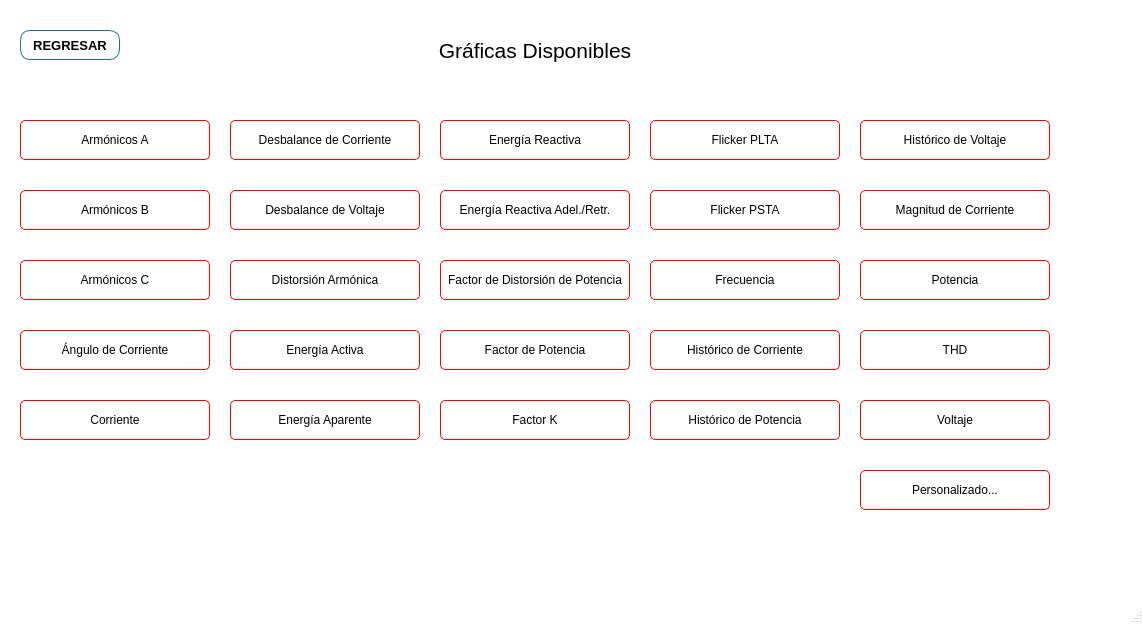
Before: the Qt Designer form Graficas_menu.ui in Katy9912/EPSOL-Trabajo1, drawn with Qt 5.
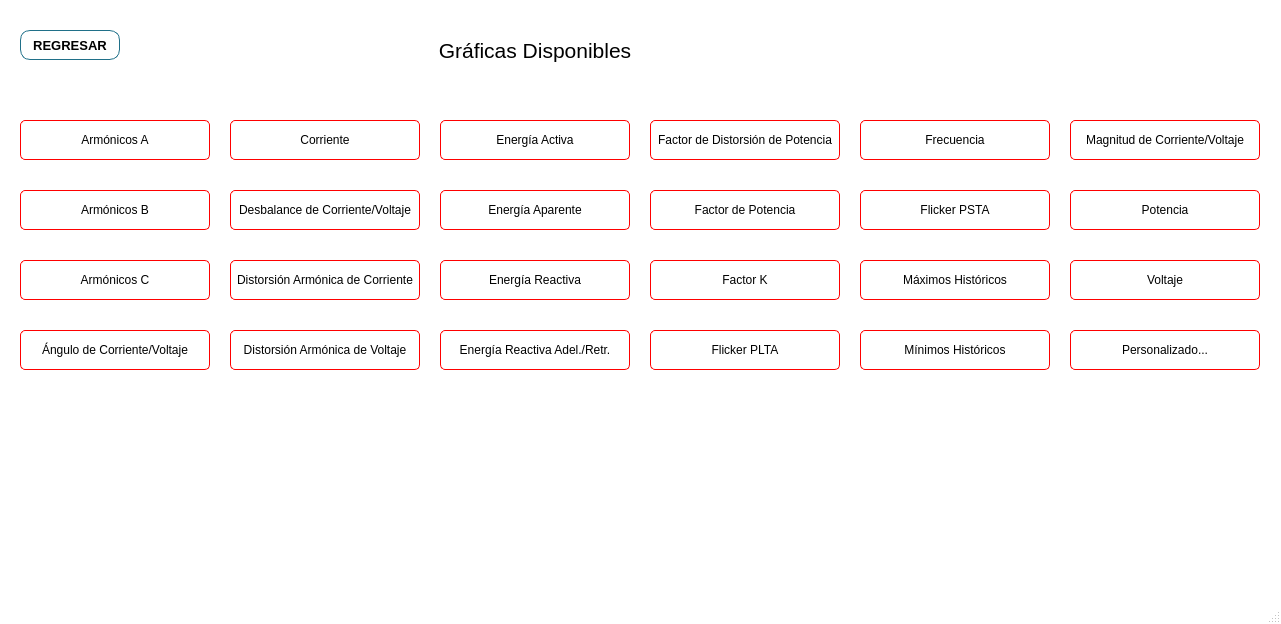
After: the same form once the commit is applied. Icons and pictures are not drawn.

Patch:
```diff
--- a/Graficas_menu.ui
+++ b/Graficas_menu.ui
@@ -6,7 +6,7 @@
    <rect>
     <x>0</x>
     <y>0</y>
-    <width>1143</width>
+    <width>1281</width>
     <height>624</height>
    </rect>
   </property>
@@ -82,8 +82,8 @@
     </property>
     <property name="geometry">
      <rect>
-      <x>440</x>
-      <y>330</y>
+      <x>650</x>
+      <y>190</y>
       <width>190</width>
       <height>40</height>
      </rect>
@@ -142,38 +142,8 @@
     </property>
     <property name="geometry">
      <rect>
-      <x>860</x>
-      <y>330</y>
-      <width>190</width>
-      <height>40</height>
-     </rect>
-    </property>
-    <property name="font">
-     <font>
-      <family>Arial</family>
-     </font>
-    </property>
-    <property name="cursor">
-     <cursorShape>PointingHandCursor</cursorShape>
-    </property>
-    <property name="toolTip">
-     <string>Muestra las gráficas</string>
-    </property>
-    <property name="styleSheet">
-     <string notr="true">border-color: rgb(255, 0, 0);</string>
-    </property>
-    <property name="text">
-     <string>THD</string>
-    </property>
-   </widget>
-   <widget class="QPushButton" name="W">
-    <property name="enabled">
-     <bool>false</bool>
-    </property>
-    <property name="geometry">
-     <rect>
-      <x>860</x>
-      <y>260</y>
+      <x>1070</x>
+      <y>190</y>
       <width>190</width>
       <height>40</height>
      </rect>
@@ -218,8 +188,8 @@
     </property>
     <property name="geometry">
      <rect>
-      <x>230</x>
-      <y>330</y>
+      <x>440</x>
+      <y>120</y>
       <width>190</width>
       <height>40</height>
      </rect>
@@ -248,8 +218,8 @@
     </property>
     <property name="geometry">
      <rect>
-      <x>860</x>
-      <y>400</y>
+      <x>1070</x>
+      <y>260</y>
       <width>190</width>
       <height>40</height>
      </rect>
@@ -273,44 +243,14 @@
      <string>Voltaje</string>
     </property>
    </widget>
-   <widget class="QPushButton" name="I">
+   <widget class="QPushButton" name="FR">
     <property name="enabled">
      <bool>false</bool>
     </property>
     <property name="geometry">
      <rect>
-      <x>20</x>
-      <y>400</y>
-      <width>190</width>
-      <height>40</height>
-     </rect>
-    </property>
-    <property name="font">
-     <font>
-      <family>Arial</family>
-     </font>
-    </property>
-    <property name="cursor">
-     <cursorShape>PointingHandCursor</cursorShape>
-    </property>
-    <property name="toolTip">
-     <string>Genera reporte en word</string>
-    </property>
-    <property name="styleSheet">
-     <string notr="true">border-color: rgb(255, 0, 0);</string>
-    </property>
-    <property name="text">
-     <string>Corriente</string>
-    </property>
-   </widget>
-   <widget class="QPushButton" name="frecuency_button">
-    <property name="enabled">
-     <bool>false</bool>
-    </property>
-    <property name="geometry">
-     <rect>
-      <x>650</x>
-      <y>260</y>
+      <x>860</x>
+      <y>120</y>
       <width>190</width>
       <height>40</height>
      </rect>
@@ -360,7 +300,7 @@
      <string notr="true">border-color: rgb(255, 0, 0);</string>
     </property>
     <property name="text">
-     <string>Distorsión Armónica</string>
+     <string>Distorsión Armónica de Corriente</string>
     </property>
    </widget>
    <widget class="QPushButton" name="k_factor_button">
@@ -369,8 +309,8 @@
     </property>
     <property name="geometry">
      <rect>
-      <x>440</x>
-      <y>400</y>
+      <x>650</x>
+      <y>260</y>
       <width>190</width>
       <height>40</height>
      </rect>
@@ -399,8 +339,8 @@
     </property>
     <property name="geometry">
      <rect>
-      <x>440</x>
-      <y>260</y>
+      <x>650</x>
+      <y>120</y>
       <width>190</width>
       <height>40</height>
      </rect>
@@ -450,47 +390,17 @@
      <string notr="true">border-color: rgb(255, 0, 0);</string>
     </property>
     <property name="text">
-     <string>Desbalance de Voltaje</string>
+     <string>Desbalance de Corriente/Voltaje</string>
     </property>
    </widget>
-   <widget class="QPushButton" name="I0_B">
-    <property name="enabled">
-     <bool>false</bool>
-    </property>
-    <property name="geometry">
-     <rect>
-      <x>230</x>
-      <y>120</y>
-      <width>190</width>
-      <height>40</height>
-     </rect>
-    </property>
-    <property name="font">
-     <font>
-      <family>Arial</family>
-     </font>
-    </property>
-    <property name="cursor">
-     <cursorShape>PointingHandCursor</cursorShape>
-    </property>
-    <property name="toolTip">
-     <string>Genera reporte en word</string>
-    </property>
-    <property name="styleSheet">
-     <string notr="true">border-color: rgb(255, 0, 0);</string>
-    </property>
-    <property name="text">
-     <string>Desbalance de Corriente</string>
-    </property>
-   </widget>
-   <widget class="QPushButton" name="PLTA">
+   <widget class="QPushButton" name="PLT">
     <property name="enabled">
      <bool>false</bool>
     </property>
     <property name="geometry">
      <rect>
       <x>650</x>
-      <y>120</y>
+      <y>330</y>
       <width>190</width>
       <height>40</height>
      </rect>
@@ -519,97 +429,7 @@
     </property>
     <property name="geometry">
      <rect>
-      <x>860</x>
-      <y>190</y>
-      <width>190</width>
-      <height>40</height>
-     </rect>
-    </property>
-    <property name="font">
-     <font>
-      <family>Arial</family>
-     </font>
-    </property>
-    <property name="cursor">
-     <cursorShape>PointingHandCursor</cursorShape>
-    </property>
-    <property name="toolTip">
-     <string>Genera reporte en word</string>
-    </property>
-    <property name="styleSheet">
-     <string notr="true">border-color: rgb(255, 0, 0);</string>
-    </property>
-    <property name="text">
-     <string>Magnitud de Corriente</string>
-    </property>
-   </widget>
-   <widget class="QPushButton" name="current_angle_button">
-    <property name="enabled">
-     <bool>false</bool>
-    </property>
-    <property name="geometry">
-     <rect>
-      <x>20</x>
-      <y>330</y>
-      <width>190</width>
-      <height>40</height>
-     </rect>
-    </property>
-    <property name="font">
-     <font>
-      <family>Arial</family>
-     </font>
-    </property>
-    <property name="cursor">
-     <cursorShape>PointingHandCursor</cursorShape>
-    </property>
-    <property name="toolTip">
-     <string>Genera reporte en word</string>
-    </property>
-    <property name="styleSheet">
-     <string notr="true">border-color: rgb(255, 0, 0);</string>
-    </property>
-    <property name="text">
-     <string>Ángulo de Corriente</string>
-    </property>
-   </widget>
-   <widget class="QPushButton" name="potency_history_button">
-    <property name="enabled">
-     <bool>false</bool>
-    </property>
-    <property name="geometry">
-     <rect>
-      <x>650</x>
-      <y>400</y>
-      <width>190</width>
-      <height>40</height>
-     </rect>
-    </property>
-    <property name="font">
-     <font>
-      <family>Arial</family>
-     </font>
-    </property>
-    <property name="cursor">
-     <cursorShape>PointingHandCursor</cursorShape>
-    </property>
-    <property name="toolTip">
-     <string>Genera reporte en word</string>
-    </property>
-    <property name="styleSheet">
-     <string notr="true">border-color: rgb(255, 0, 0);</string>
-    </property>
-    <property name="text">
-     <string>Histórico de Potencia</string>
-    </property>
-   </widget>
-   <widget class="QPushButton" name="voltage_history_button">
-    <property name="enabled">
-     <bool>false</bool>
-    </property>
-    <property name="geometry">
-     <rect>
-      <x>860</x>
+      <x>1070</x>
       <y>120</y>
       <width>190</width>
       <height>40</height>
@@ -627,11 +447,10 @@
      <string>Genera reporte en word</string>
     </property>
     <property name="styleSheet">
-     <string notr="true">border-color: rgb(255, 0, 0);
-</string>
+     <string notr="true">border-color: rgb(255, 0, 0);</string>
     </property>
     <property name="text">
-     <string>Histórico de Voltaje</string>
+     <string>Magnitud de Corriente/Voltaje</string>
     </property>
    </widget>
    <widget class="QPushButton" name="current_history_button">
@@ -640,7 +459,7 @@
     </property>
     <property name="geometry">
      <rect>
-      <x>650</x>
+      <x>20</x>
       <y>330</y>
       <width>190</width>
       <height>40</height>
@@ -661,7 +480,67 @@
      <string notr="true">border-color: rgb(255, 0, 0);</string>
     </property>
     <property name="text">
-     <string>Histórico de Corriente</string>
+     <string>Ángulo de Corriente/Voltaje</string>
+    </property>
+   </widget>
+   <widget class="QPushButton" name="MN">
+    <property name="enabled">
+     <bool>false</bool>
+    </property>
+    <property name="geometry">
+     <rect>
+      <x>860</x>
+      <y>330</y>
+      <width>190</width>
+      <height>40</height>
+     </rect>
+    </property>
+    <property name="font">
+     <font>
+      <family>Arial</family>
+     </font>
+    </property>
+    <property name="cursor">
+     <cursorShape>PointingHandCursor</cursorShape>
+    </property>
+    <property name="toolTip">
+     <string>Genera reporte en word</string>
+    </property>
+    <property name="styleSheet">
+     <string notr="true">border-color: rgb(255, 0, 0);</string>
+    </property>
+    <property name="text">
+     <string>Mínimos Históricos</string>
+    </property>
+   </widget>
+   <widget class="QPushButton" name="MX">
+    <property name="enabled">
+     <bool>false</bool>
+    </property>
+    <property name="geometry">
+     <rect>
+      <x>860</x>
+      <y>260</y>
+      <width>190</width>
+      <height>40</height>
+     </rect>
+    </property>
+    <property name="font">
+     <font>
+      <family>Arial</family>
+     </font>
+    </property>
+    <property name="cursor">
+     <cursorShape>PointingHandCursor</cursorShape>
+    </property>
+    <property name="toolTip">
+     <string>Genera reporte en word</string>
+    </property>
+    <property name="styleSheet">
+     <string notr="true">border-color: rgb(255, 0, 0);</string>
+    </property>
+    <property name="text">
+     <string>Máximos Históricos</string>
     </property>
    </widget>
    <widget class="QPushButton" name="custom_button">
@@ -670,8 +549,8 @@
     </property>
     <property name="geometry">
      <rect>
-      <x>860</x>
-      <y>470</y>
+      <x>1070</x>
+      <y>330</y>
       <width>190</width>
       <height>40</height>
      </rect>
@@ -700,8 +579,8 @@
     </property>
     <property name="geometry">
      <rect>
-      <x>230</x>
-      <y>400</y>
+      <x>440</x>
+      <y>190</y>
       <width>190</width>
       <height>40</height>
      </rect>
@@ -731,7 +610,7 @@
     <property name="geometry">
      <rect>
       <x>440</x>
-      <y>120</y>
+      <y>260</y>
       <width>190</width>
       <height>40</height>
      </rect>
@@ -761,7 +640,7 @@
     <property name="geometry">
      <rect>
       <x>440</x>
-      <y>190</y>
+      <y>330</y>
       <width>190</width>
       <height>40</height>
      </rect>
@@ -820,7 +699,7 @@
     </property>
     <property name="geometry">
      <rect>
-      <x>650</x>
+      <x>860</x>
       <y>190</y>
       <width>190</width>
       <height>40</height>
@@ -906,6 +785,66 @@
      </size>
     </property>
    </widget>
+   <widget class="QPushButton" name="I">
+    <property name="enabled">
+     <bool>false</bool>
+    </property>
+    <property name="geometry">
+     <rect>
+      <x>230</x>
+      <y>120</y>
+      <width>190</width>
+      <height>40</height>
+     </rect>
+    </property>
+    <property name="font">
+     <font>
+      <family>Arial</family>
+     </font>
+    </property>
+    <property name="cursor">
+     <cursorShape>PointingHandCursor</cursorShape>
+    </property>
+    <property name="toolTip">
+     <string>Genera reporte en word</string>
+    </property>
+    <property name="styleSheet">
+     <string notr="true">border-color: rgb(255, 0, 0);</string>
+    </property>
+    <property name="text">
+     <string>Corriente</string>
+    </property>
+   </widget>
+   <widget class="QPushButton" name="THDV">
+    <property name="enabled">
+     <bool>false</bool>
+    </property>
+    <property name="geometry">
+     <rect>
+      <x>230</x>
+      <y>330</y>
+      <width>190</width>
+      <height>40</height>
+     </rect>
+    </property>
+    <property name="font">
+     <font>
+      <family>Arial</family>
+     </font>
+    </property>
+    <property name="cursor">
+     <cursorShape>PointingHandCursor</cursorShape>
+    </property>
+    <property name="toolTip">
+     <string>Genera reporte en word</string>
+    </property>
+    <property name="styleSheet">
+     <string notr="true">border-color: rgb(255, 0, 0);</string>
+    </property>
+    <property name="text">
+     <string>Distorsión Armónica de Voltaje</string>
+    </property>
+   </widget>
   </widget>
   <widget class="QStatusBar" name="statusbar"/>
   <action name="actionAbout">
```
Left out of the diff: 60 changed lines with no effect on the pictures.
